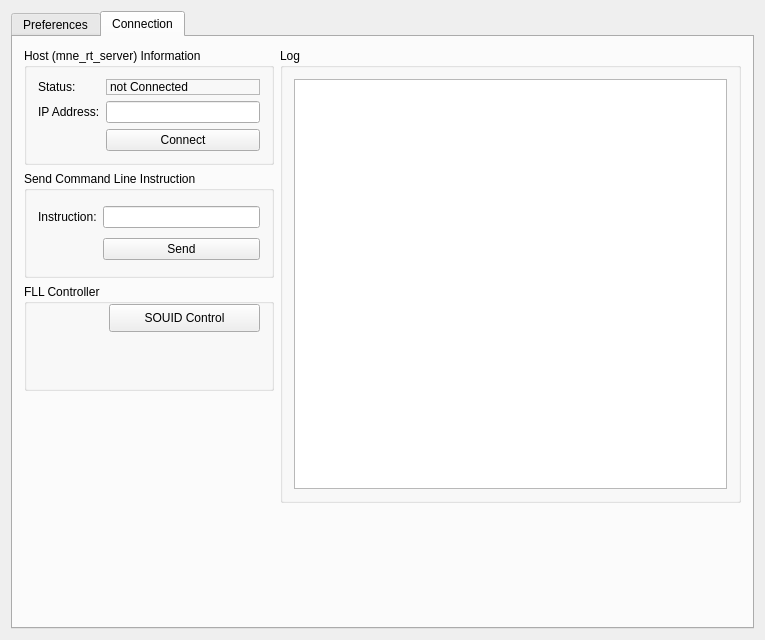
The window that applications/mne_x/plugins/mnertclient/FormFiles/mnertclientsetup.ui (mne-tools/mne-cpp) describes before a commit, drawn with Qt 5.
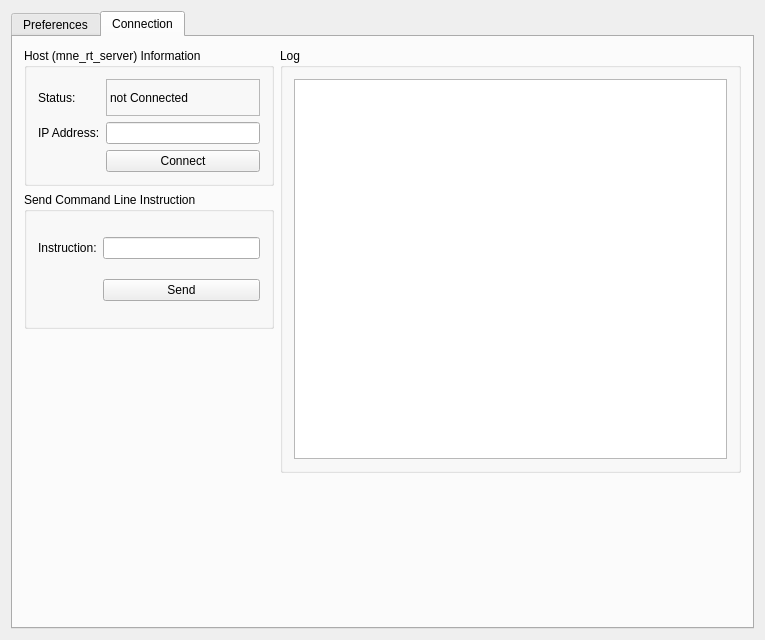
The same window after the commit.

Commit message: moved FLL configuration to configure... dialog

The edit to the form file:
```diff
--- a/applications/mne_x/plugins/mnertclient/FormFiles/mnertclientsetup.ui
+++ b/applications/mne_x/plugins/mnertclient/FormFiles/mnertclientsetup.ui
@@ -315,7 +315,7 @@
            </layout>
           </widget>
          </item>
-         <item row="5" column="2">
+         <item row="4" column="2">
           <spacer name="horizontalSpacer_3">
            <property name="orientation">
             <enum>Qt::Horizontal</enum>
@@ -380,7 +380,7 @@
            </layout>
           </widget>
          </item>
-         <item row="1" column="2" rowspan="4">
+         <item row="1" column="2" rowspan="3">
           <widget class="QGroupBox" name="m_qGroupBox_log">
            <property name="title">
             <string>Log</string>
@@ -392,27 +392,7 @@
            </layout>
           </widget>
          </item>
-         <item row="3" column="1">
-          <widget class="QGroupBox" name="FLLControls">
-           <property name="title">
-            <string>FLL Controller</string>
-           </property>
-           <widget class="QPushButton" name="m_qPushButton_SQUIDControl">
-            <property name="geometry">
-             <rect>
-              <x>85</x>
-              <y>20</y>
-              <width>151</width>
-              <height>28</height>
-             </rect>
-            </property>
-            <property name="text">
-             <string>SOUID Control</string>
-            </property>
-           </widget>
-          </widget>
-         </item>
-         <item row="4" column="1" rowspan="2">
+         <item row="3" column="1" rowspan="2">
           <spacer name="verticalSpacer">
            <property name="orientation">
             <enum>Qt::Vertical</enum>
```
The commit also changes 5 other files.
